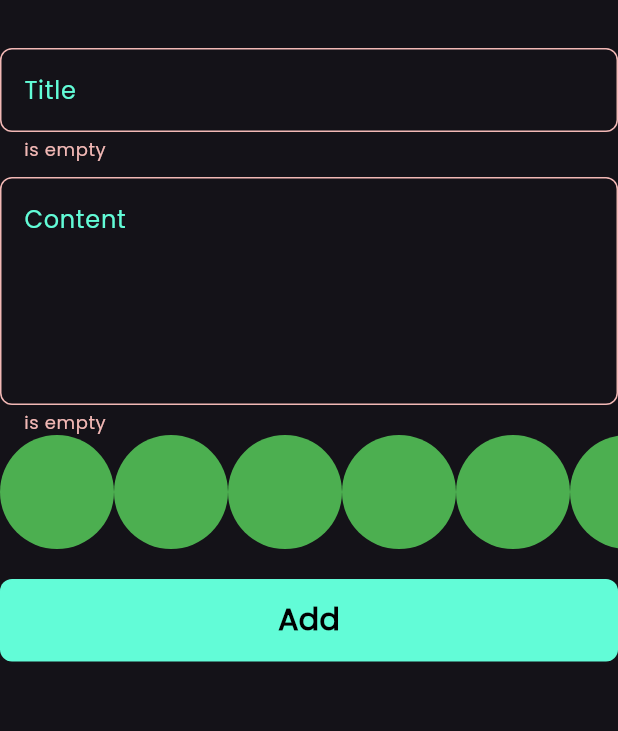
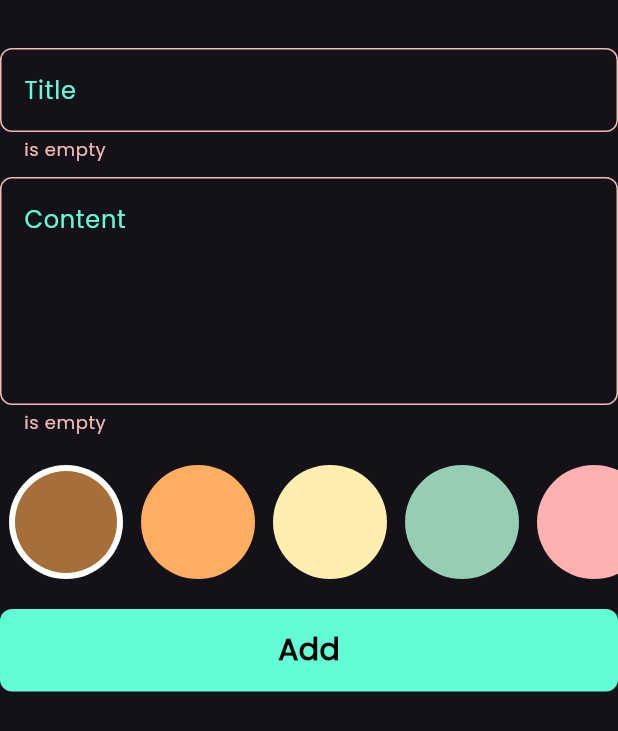
Before and after one commit to reemahmad23/notes_app, a Flutter app: the AddNoteForm widget shown alone on an empty page, opened directly, after a tap on "Add", on a phone screen of 412 x 824 dp. Shown: the top 731 px of the screen. Run offline on Flutter 3.47's test engine with Material 3 defaults, Android fonts, the phone set to English and light mode, and no system bars; our stand-ins replace flutter_bloc, hive, hive_flutter, modal_progress_hud_nsn; accounts and stored records are empty.

Commit message:
list color part two

```diff
--- a/lib/cubits/add_notes_cubit/add_notes_cubit.dart
+++ b/lib/cubits/add_notes_cubit/add_notes_cubit.dart
@@ -1,15 +1,18 @@
 import 'package:app_notes/constants.dart';
 import 'package:app_notes/cubits/add_notes_cubit/add_notes_state.dart';
 import 'package:app_notes/models/note_model.dart';
-import 'package:flutter/src/widgets/framework.dart';
+import 'package:flutter/material.dart';
 
 import 'package:flutter_bloc/flutter_bloc.dart';
 import 'package:hive/hive.dart';
+
 class AddNotesCubit extends Cubit<AddNotesState>{
   AddNotesCubit() : super(AddNotesInitial());
 
-  addNote(NoteModel note, BuildContext context) async
+Color color = const Color(0xffA66E38);//
+  addNote(NoteModel note) async
   {
+    note.color = color.value;
     emit(AddNotesLoading());
     try {
     var notesBox = Hive.box<NoteModel>(kNotesBox);
--- a/lib/widgets/add_note_form.dart
+++ b/lib/widgets/add_note_form.dart
@@ -48,6 +48,9 @@ class _AddNoteFormState extends State<AddNoteForm> {
             hintText: 'Content',
             maxLines: 5,
           ),
+          SizedBox(
+            height: 20,
+          ),
           ColorsListView(),
           SizedBox(
             height: 20,
@@ -71,7 +74,7 @@ class _AddNoteFormState extends State<AddNoteForm> {
                     date: formattedCurrentDate,
                     color: Colors.blue.value);
 
-                  BlocProvider.of<AddNotesCubit>(context).addNote(noteModel, context);
+                  BlocProvider.of<AddNotesCubit>(context).addNote(noteModel);
                 } else {
                   autovalidateMode = AutovalidateMode.always;
                 }
--- a/lib/widgets/color_item.dart
+++ b/lib/widgets/color_item.dart
@@ -1,13 +1,24 @@
 import 'package:flutter/material.dart';
 
 class ColorItem extends StatelessWidget {
-  const ColorItem({super.key});
+  const ColorItem({super.key, required this.isActive, required this.color});
 
+final bool isActive;
+
+final Color color;
   @override
+
   Widget build(BuildContext context) {
-    return CircleAvatar(
+    return isActive ? CircleAvatar(
       radius: 38,
-      backgroundColor: Colors.green,
+      backgroundColor: Colors.white,
+      child: CircleAvatar(
+        radius: 34,
+        backgroundColor: color,
+      ),
+    ) : CircleAvatar(
+      radius: 38,
+      backgroundColor: color,
     );
   }
 }
--- a/lib/widgets/colors_list_view.dart
+++ b/lib/widgets/colors_list_view.dart
@@ -1,18 +1,49 @@
+import 'package:app_notes/cubits/add_notes_cubit/add_notes_cubit.dart';
 import 'package:app_notes/widgets/color_item.dart';
 import 'package:flutter/material.dart';
+import 'package:flutter_bloc/flutter_bloc.dart';
 
-class ColorsListView extends StatelessWidget {
+class ColorsListView extends StatefulWidget {
   const ColorsListView({super.key});
 
+  @override
+  State<ColorsListView> createState() => _ColorsListViewState();
+}
+
+class _ColorsListViewState extends State<ColorsListView> {
+  int currentIndex = 0;
+  List<Color> colors = const [
+      Color(0xffA66E38),
+      Color(0xffFFAD60),
+      Color(0xffFFEEAD),
+      Color(0xff96CEB4),
+      Color(0xffFFB0B0),
+  ];
   @override
   Widget build(BuildContext context) {
     return SizedBox(
       height: 76,
       child: ListView.builder(
-        itemCount: 10,
+        itemCount: colors.length,
         scrollDirection: Axis.horizontal,
         itemBuilder: (context, index) {
-          return ColorItem();
+          return  Padding(
+            padding: const EdgeInsets.symmetric(horizontal: 6),
+            child: GestureDetector(
+              onTap: () {
+                currentIndex = index;
+                BlocProvider.of<AddNotesCubit>(context).color = colors[index];
+                setState(() {
+
+                });
+
+              },
+              child: ColorItem(
+                color: colors[index],
+                isActive: currentIndex == index ,
+              ),
+            ),
+          );
         }
       ),
     );
```
